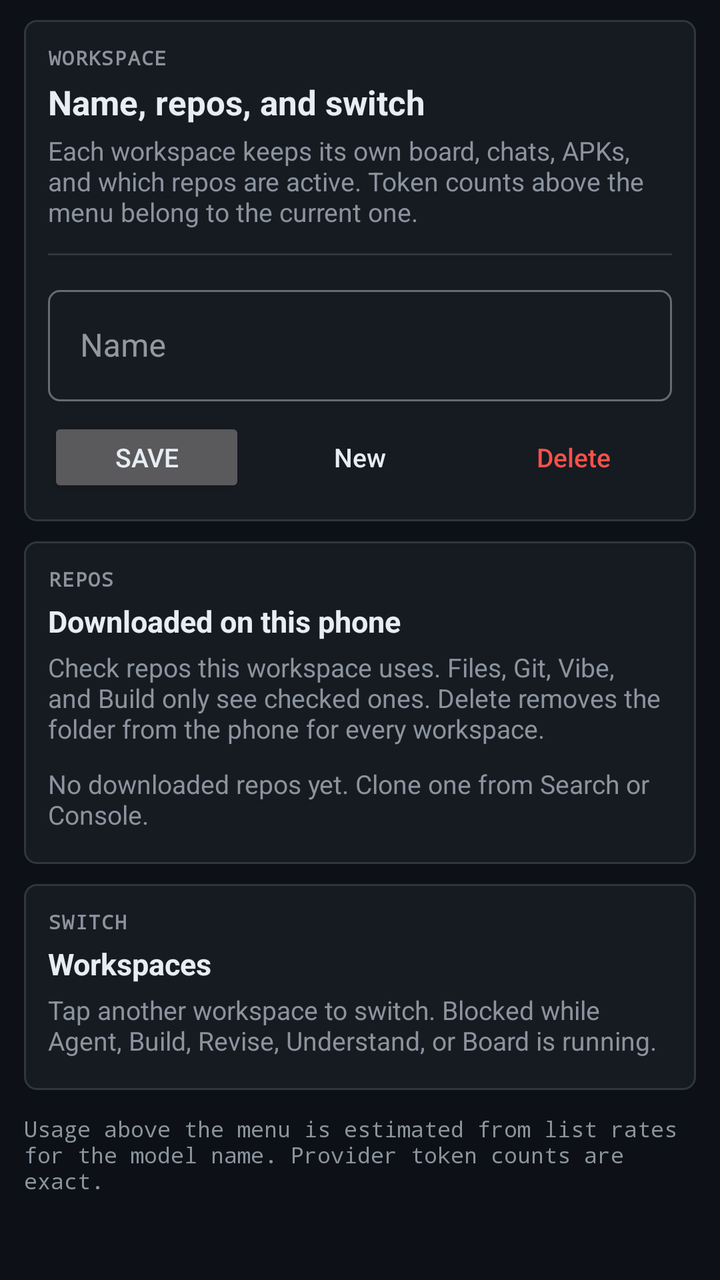
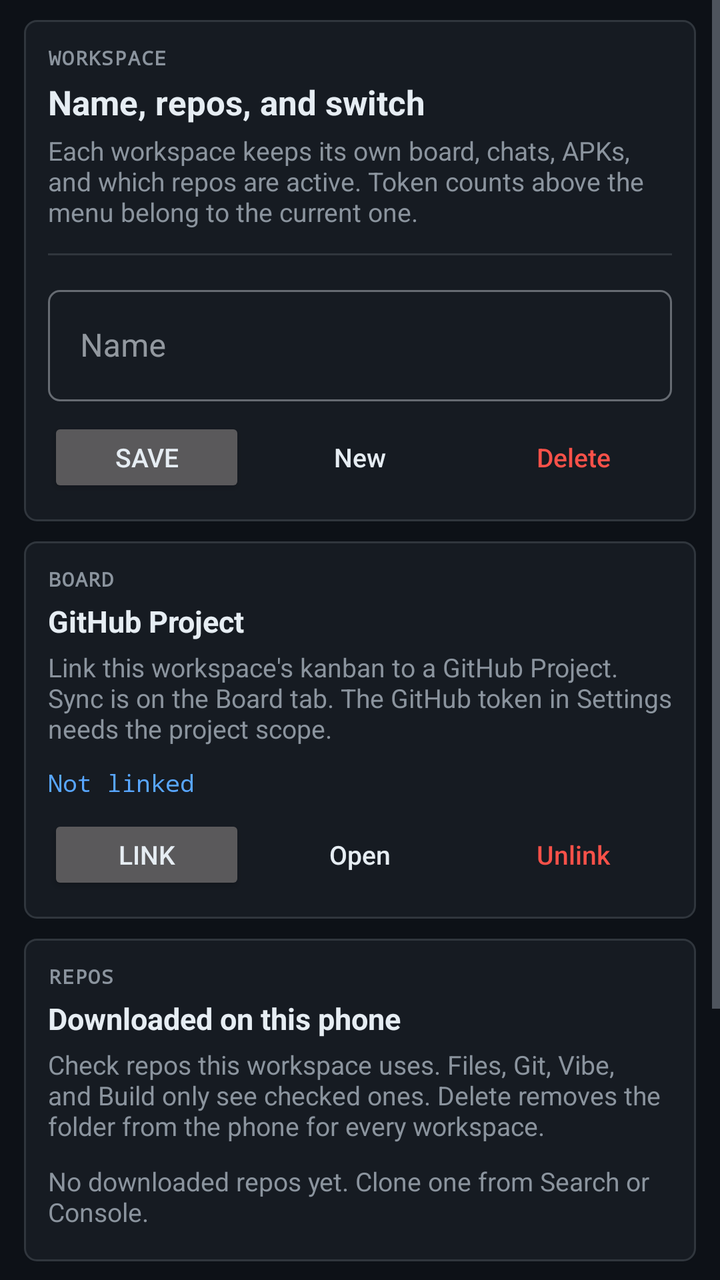

Before-and-after screenshots of an Android layout around one commit, followed by the original layout XML and the change that was made.
<!-- AndroidManifest.xml: application theme Theme.AndVibe -->
<!-- res/layout/page_workspace.xml -->
<?xml version="1.0" encoding="utf-8"?>
<ScrollView xmlns:android="http://schemas.android.com/apk/res/android"
    android:layout_width="match_parent"
    android:layout_height="match_parent"
    android:background="@color/bg"
    android:clickable="true"
    android:fillViewport="true"
    android:focusable="true">

    <LinearLayout
        android:layout_width="match_parent"
        android:layout_height="wrap_content"
        android:orientation="vertical"
        android:paddingStart="12dp"
        android:paddingTop="10dp"
        android:paddingEnd="12dp"
        android:paddingBottom="16dp">

        <LinearLayout
            android:layout_width="match_parent"
            android:layout_height="wrap_content"
            android:background="@drawable/bg_card"
            android:orientation="vertical"
            android:padding="12dp">

            <TextView
                android:layout_width="match_parent"
                android:layout_height="wrap_content"
                android:fontFamily="monospace"
                android:letterSpacing="0.06"
                android:text="WORKSPACE"
                android:textColor="@color/muted"
                android:textSize="10sp"
                android:textStyle="bold" />

            <TextView
                android:layout_width="match_parent"
                android:layout_height="wrap_content"
                android:layout_marginTop="4dp"
                android:text="Name, repos, and switch"
                android:textColor="@color/ink"
                android:textSize="17sp"
                android:textStyle="bold" />

            <TextView
                android:layout_width="match_parent"
                android:layout_height="wrap_content"
                android:layout_marginTop="4dp"
                android:text="Each workspace keeps its own board, chats, APKs, and which repos are active. Token counts above the menu belong to the current one."
                android:textColor="@color/muted"
                android:textSize="13sp" />

            <View
                android:layout_width="match_parent"
                android:layout_height="1dp"
                android:layout_marginTop="12dp"
                android:layout_marginBottom="4dp"
                android:background="@color/line" />

            <com.google.android.material.textfield.TextInputLayout
                style="@style/Widget.MaterialComponents.TextInputLayout.OutlinedBox"
                android:layout_width="match_parent"
                android:layout_height="wrap_content"
                android:layout_marginTop="8dp"
                android:hint="Name">

                <com.google.android.material.textfield.TextInputEditText
                    android:id="@+id/workspaceName"
                    android:layout_width="match_parent"
                    android:layout_height="wrap_content"
                    android:importantForAutofill="no"
                    android:inputType="textCapWords"
                    android:maxLines="1" />
            </com.google.android.material.textfield.TextInputLayout>

            <LinearLayout
                android:layout_width="match_parent"
                android:layout_height="wrap_content"
                android:layout_marginTop="8dp"
                android:orientation="horizontal">

                <Button
                    android:id="@+id/saveWorkspace"
                    android:layout_width="0dp"
                    android:layout_height="wrap_content"
                    android:layout_weight="1"
                    android:minHeight="40dp"
                    android:text="Save"
                    android:textSize="13sp" />

                <Button
                    android:id="@+id/newWorkspace"
                    style="?attr/materialButtonOutlinedStyle"
                    android:layout_width="0dp"
                    android:layout_height="wrap_content"
                    android:layout_marginStart="8dp"
                    android:layout_weight="1"
                    android:minHeight="40dp"
                    android:text="New"
                    android:textSize="13sp" />

                <Button
                    android:id="@+id/deleteWorkspace"
                    style="?attr/materialButtonOutlinedStyle"
                    android:layout_width="0dp"
                    android:layout_height="wrap_content"
                    android:layout_marginStart="8dp"
                    android:layout_weight="1"
                    android:minHeight="40dp"
                    android:text="Delete"
                    android:textColor="@color/ask"
                    android:textSize="13sp" />
            </LinearLayout>
        </LinearLayout>

        <LinearLayout
            android:layout_width="match_parent"
            android:layout_height="wrap_content"
            android:layout_marginTop="10dp"
            android:background="@drawable/bg_card"
            android:orientation="vertical"
            android:padding="12dp">

            <TextView
                android:layout_width="match_parent"
                android:layout_height="wrap_content"
                android:fontFamily="monospace"
                android:letterSpacing="0.06"
                android:text="REPOS"
                android:textColor="@color/muted"
                android:textSize="10sp"
                android:textStyle="bold" />

            <TextView
                android:layout_width="match_parent"
                android:layout_height="wrap_content"
                android:layout_marginTop="4dp"
                android:text="Downloaded on this phone"
                android:textColor="@color/ink"
                android:textSize="15sp"
                android:textStyle="bold" />

            <TextView
                android:layout_width="match_parent"
                android:layout_height="wrap_content"
                android:layout_marginTop="4dp"
                android:text="Check repos this workspace uses. Files, Git, Vibe, and Build only see checked ones. Delete removes the folder from the phone for every workspace."
                android:textColor="@color/muted"
                android:textSize="13sp" />

            <TextView
                android:id="@+id/repoEmpty"
                android:layout_width="match_parent"
                android:layout_height="wrap_content"
                android:layout_marginTop="10dp"
                android:text="No downloaded repos yet. Clone one from Search or Console."
                android:textColor="@color/muted"
                android:textSize="13sp" />

            <LinearLayout
                android:id="@+id/repoList"
                android:layout_width="match_parent"
                android:layout_height="wrap_content"
                android:layout_marginTop="4dp"
                android:orientation="vertical" />
        </LinearLayout>

        <LinearLayout
            android:layout_width="match_parent"
            android:layout_height="wrap_content"
            android:layout_marginTop="10dp"
            android:background="@drawable/bg_card"
            android:orientation="vertical"
            android:padding="12dp">

            <TextView
                android:layout_width="match_parent"
                android:layout_height="wrap_content"
                android:fontFamily="monospace"
                android:letterSpacing="0.06"
                android:text="SWITCH"
                android:textColor="@color/muted"
                android:textSize="10sp"
                android:textStyle="bold" />

            <TextView
                android:layout_width="match_parent"
                android:layout_height="wrap_content"
                android:layout_marginTop="4dp"
                android:text="Workspaces"
                android:textColor="@color/ink"
                android:textSize="15sp"
                android:textStyle="bold" />

            <TextView
                android:layout_width="match_parent"
                android:layout_height="wrap_content"
                android:layout_marginTop="4dp"
                android:text="Tap another workspace to switch. Blocked while Agent, Build, Revise, Understand, or Board is running."
                android:textColor="@color/muted"
                android:textSize="13sp" />

            <LinearLayout
                android:id="@+id/workspaceList"
                android:layout_width="match_parent"
                android:layout_height="wrap_content"
                android:layout_marginTop="4dp"
                android:orientation="vertical" />
        </LinearLayout>

        <TextView
            android:layout_width="match_parent"
            android:layout_height="wrap_content"
            android:layout_marginTop="12dp"
            android:fontFamily="monospace"
            android:text="Usage above the menu is estimated from list rates for the model name. Provider token counts are exact."
            android:textColor="@color/muted"
            android:textSize="11sp" />
    </LinearLayout>
</ScrollView>
<!-- resources referenced by this layout -->
<resources>
  <color name="ask">#FFF85149</color>
  <color name="bg">#FF0D1117</color>
  <color name="ink">#FFE6EDF3</color>
  <color name="line">#FF30363D</color>
  <color name="muted">#FF8B949E</color>
  <!-- drawable bg_card (drawable) -->
  <?xml version="1.0" encoding="utf-8"?>
  <shape xmlns:android="http://schemas.android.com/apk/res/android">
      <solid android:color="@color/panel" />
      <stroke
          android:width="1dp"
          android:color="@color/line" />
      <corners android:radius="6dp" />
  </shape>
  <color name="panel">#FF161B22</color>
  <color name="accent">#FF58A6FF</color>
  <color name="white">#FFFFFFFF</color>
  <color name="bid">#FF3FB950</color>
  <color name="tape">#FF010409</color>
  <style name="Widget.AndVibe.Button" parent="Widget.MaterialComponents.Button">
          <item name="android:textAllCaps">false</item>
          <item name="android:letterSpacing">0</item>
          <item name="android:textSize">14sp</item>
          <item name="android:textColor">@color/white</item>
          <item name="android:minHeight">40dp</item>
          <item name="android:insetTop">0dp</item>
          <item name="android:insetBottom">0dp</item>
          <item name="backgroundTint">@color/btn</item>
          <item name="cornerRadius">6dp</item>
          <item name="rippleColor">@color/bid</item>
      </style>
  <style name="Widget.AndVibe.Button.Outlined" parent="Widget.MaterialComponents.Button.OutlinedButton">
          <item name="android:textAllCaps">false</item>
          <item name="android:letterSpacing">0</item>
          <item name="android:textSize">13sp</item>
          <item name="android:textColor">@color/ink</item>
          <item name="android:minHeight">36dp</item>
          <item name="android:insetTop">0dp</item>
          <item name="android:insetBottom">0dp</item>
          <item name="strokeColor">@color/line</item>
          <item name="strokeWidth">1dp</item>
          <item name="cornerRadius">6dp</item>
          <item name="rippleColor">@color/line</item>
      </style>
  <style name="Widget.AndVibe.TextInput" parent="Widget.MaterialComponents.TextInputLayout.OutlinedBox">
          <item name="boxBackgroundColor">@color/panel</item>
          <item name="boxStrokeColor">@color/box_stroke</item>
          <item name="boxStrokeWidth">1dp</item>
          <item name="hintTextColor">@color/muted</item>
          <item name="android:textColorHint">@color/muted</item>
          <item name="boxCornerRadiusTopStart">6dp</item>
          <item name="boxCornerRadiusTopEnd">6dp</item>
          <item name="boxCornerRadiusBottomStart">6dp</item>
          <item name="boxCornerRadiusBottomEnd">6dp</item>
      </style>
  <style name="Widget.AndVibe.CheckBox" parent="Widget.MaterialComponents.CompoundButton.CheckBox">
          <item name="buttonTint">@color/accent</item>
          <item name="android:textColor">@color/ink</item>
      </style>
  <style name="Widget.AndVibe.BottomNav" parent="Widget.MaterialComponents.BottomNavigationView">
          <item name="android:background">@color/bg</item>
          <item name="itemIconTint">@color/nav_tint</item>
          <item name="itemTextColor">@color/nav_tint</item>
          <item name="elevation">0dp</item>
          <item name="labelVisibilityMode">labeled</item>
          <item name="itemTextAppearanceActive">@style/TextAppearance.AndVibe.Nav</item>
          <item name="itemTextAppearanceInactive">@style/TextAppearance.AndVibe.Nav</item>
      </style>
  <color name="btn">#FF238636</color>
  <style name="TextAppearance.AndVibe.Nav" parent="TextAppearance.MaterialComponents.Caption">
          <item name="android:textSize">11sp</item>
          <item name="android:letterSpacing">0.04</item>
      </style>
  <!-- unchanged entries left out for length: 1 -->
</resources>

<!-- the commit's change to res/layout/page_workspace.xml (unified diff, before → after) -->
@@ -126,6 +126,91 @@
                 android:layout_height="wrap_content"
                 android:fontFamily="monospace"
                 android:letterSpacing="0.06"
+                android:text="BOARD"
+                android:textColor="@color/muted"
+                android:textSize="10sp"
+                android:textStyle="bold" />
+
+            <TextView
+                android:layout_width="match_parent"
+                android:layout_height="wrap_content"
+                android:layout_marginTop="4dp"
+                android:text="GitHub Project"
+                android:textColor="@color/ink"
+                android:textSize="15sp"
+                android:textStyle="bold" />
+
+            <TextView
+                android:layout_width="match_parent"
+                android:layout_height="wrap_content"
+                android:layout_marginTop="4dp"
+                android:text="Link this workspace's kanban to a GitHub Project. Sync is on the Board tab. The GitHub token in Settings needs the project scope."
+                android:textColor="@color/muted"
+                android:textSize="13sp" />
+
+            <TextView
+                android:id="@+id/boardProjectUrl"
+                android:layout_width="match_parent"
+                android:layout_height="wrap_content"
+                android:layout_marginTop="10dp"
+                android:fontFamily="monospace"
+                android:text="Not linked"
+                android:textColor="@color/accent"
+                android:textSize="12sp" />
+
+            <LinearLayout
+                android:layout_width="match_parent"
+                android:layout_height="wrap_content"
+                android:layout_marginTop="8dp"
+                android:orientation="horizontal">
+
+                <Button
+                    android:id="@+id/boardProjectLink"
+                    android:layout_width="0dp"
+                    android:layout_height="wrap_content"
+                    android:layout_weight="1"
+                    android:minHeight="40dp"
+                    android:text="Link"
+                    android:textSize="13sp" />
+
+                <Button
+                    android:id="@+id/boardProjectOpen"
+                    style="?attr/materialButtonOutlinedStyle"
+                    android:layout_width="0dp"
+                    android:layout_height="wrap_content"
+                    android:layout_marginStart="8dp"
+                    android:layout_weight="1"
+                    android:minHeight="40dp"
+                    android:text="Open"
+                    android:textSize="13sp" />
+
+                <Button
+                    android:id="@+id/boardProjectUnlink"
+                    style="?attr/materialButtonOutlinedStyle"
+                    android:layout_width="0dp"
+                    android:layout_height="wrap_content"
+                    android:layout_marginStart="8dp"
+                    android:layout_weight="1"
+                    android:minHeight="40dp"
+                    android:text="Unlink"
+                    android:textColor="@color/ask"
+                    android:textSize="13sp" />
+            </LinearLayout>
+        </LinearLayout>
+
+        <LinearLayout
+            android:layout_width="match_parent"
+            android:layout_height="wrap_content"
+            android:layout_marginTop="10dp"
+            android:background="@drawable/bg_card"
+            android:orientation="vertical"
+            android:padding="12dp">
+
+            <TextView
+                android:layout_width="match_parent"
+                android:layout_height="wrap_content"
+                android:fontFamily="monospace"
+                android:letterSpacing="0.06"
                 android:text="REPOS"
                 android:textColor="@color/muted"
                 android:textSize="10sp"
